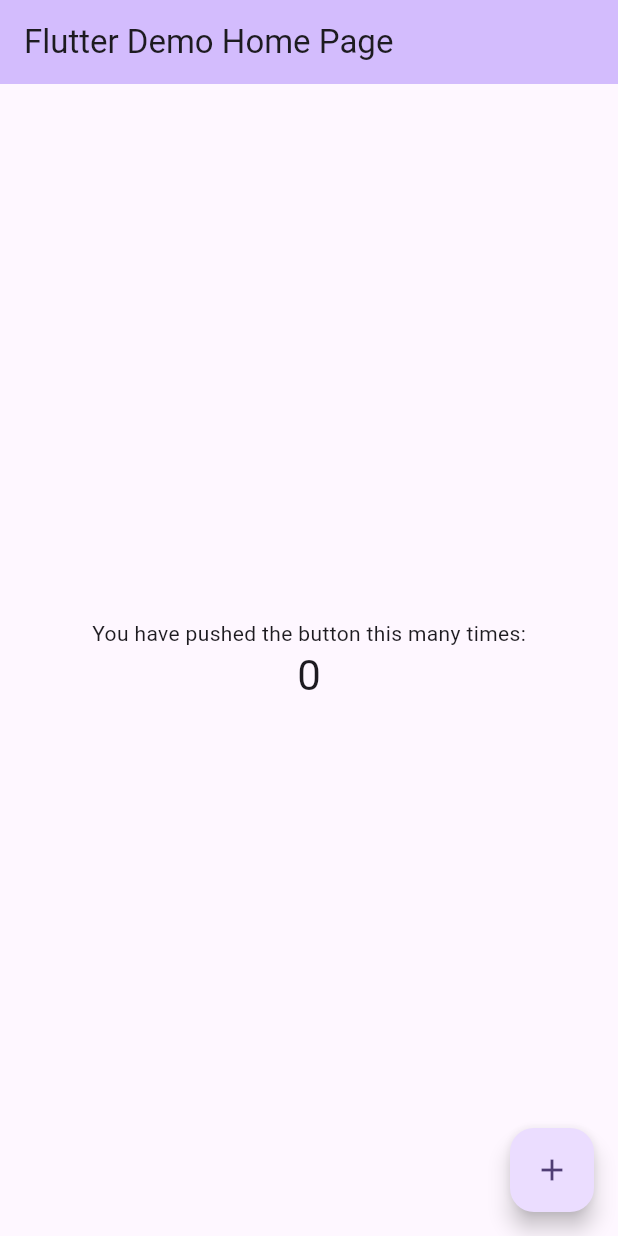
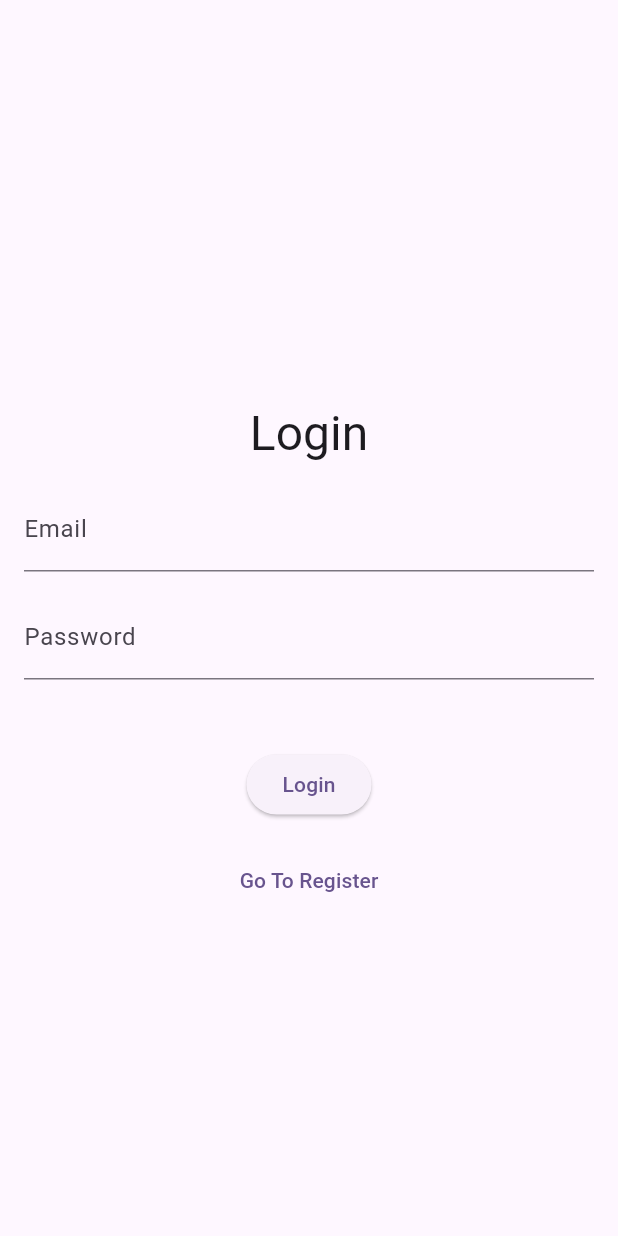
Before and after one commit to jackbaihaochen/my_expense_tracker_flutter, a Flutter app: the screen it shows after launch, on a phone screen of 412 x 824 dp. Run offline on Flutter 3.47's test engine with Material 3 defaults, Android fonts, the phone set to English and light mode, and no system bars; our stand-ins replace cloud_firestore, firebase_auth, firebase_core; accounts and stored records are empty.

Commit message:
basic added

```diff
--- a/my_expense_tracker/lib/main.dart
+++ b/my_expense_tracker/lib/main.dart
@@ -1,6 +1,16 @@
 import 'package:flutter/material.dart';
+import 'package:my_expense_tracker/screens/login_screen.dart';
+import 'package:firebase_core/firebase_core.dart';
+import 'package:my_expense_tracker/screens/main_screen.dart';
+import 'package:my_expense_tracker/screens/splash_screen.dart';
+import 'firebase_options.dart';
+import 'package:firebase_auth/firebase_auth.dart';
 
-void main() {
+void main() async {
+  WidgetsFlutterBinding.ensureInitialized();
+  await Firebase.initializeApp(
+    options: DefaultFirebaseOptions.currentPlatform,
+  );
   runApp(const MyApp());
 }
 
@@ -11,115 +21,21 @@ class MyApp extends StatelessWidget {
   @override
   Widget build(BuildContext context) {
     return MaterialApp(
-      title: 'Flutter Demo',
       theme: ThemeData(
-        // This is the theme of your application.
-        //
-        // TRY THIS: Try running your application with "flutter run". You'll see
-        // the application has a blue toolbar. Then, without quitting the app,
-        // try changing the seedColor in the colorScheme below to Colors.green
-        // and then invoke "hot reload" (save your changes or press the "hot
-        // reload" button in a Flutter-supported IDE, or press "r" if you used
-        // the command line to start the app).
-        //
-        // Notice that the counter didn't reset back to zero; the application
-        // state is not lost during the reload. To reset the state, use hot
-        // restart instead.
-        //
-        // This works for code too, not just values: Most code changes can be
-        // tested with just a hot reload.
         colorScheme: ColorScheme.fromSeed(seedColor: Colors.deepPurple),
         useMaterial3: true,
       ),
-      home: const MyHomePage(title: 'Flutter Demo Home Page'),
+      home: StreamBuilder(
+          stream: FirebaseAuth.instance.authStateChanges(),
+          builder: (ctx, snapshot) {
+            if (snapshot.connectionState == ConnectionState.waiting) {
+              return const SplashScreen();
+            }
+            if (snapshot.hasData) {
+              return const MainScreen();
+            }
+            return const LoginScreen();
+          }),
     );
   }
 }
-
-class MyHomePage extends StatefulWidget {
-  const MyHomePage({super.key, required this.title});
-
-  // This widget is the home page of your application. It is stateful, meaning
-  // that it has a State object (defined below) that contains fields that affect
-  // how it looks.
-
-  // This class is the configuration for the state. It holds the values (in this
-  // case the title) provided by the parent (in this case the App widget) and
-  // used by the build method of the State. Fields in a Widget subclass are
-  // always marked "final".
-
-  final String title;
-
-  @override
-  State<MyHomePage> createState() => _MyHomePageState();
-}
-
-class _MyHomePageState extends State<MyHomePage> {
-  int _counter = 0;
-
-  void _incrementCounter() {
-    setState(() {
-      // This call to setState tells the Flutter framework that something has
-      // changed in this State, which causes it to rerun the build method below
-      // so that the display can reflect the updated values. If we changed
-      // _counter without calling setState(), then the build method would not be
-      // called again, and so nothing would appear to happen.
-      _counter++;
-    });
-  }
-
-  @override
-  Widget build(BuildContext context) {
-    // This method is rerun every time setState is called, for instance as done
-    // by the _incrementCounter method above.
-    //
-    // The Flutter framework has been optimized to make rerunning build methods
-    // fast, so that you can just rebuild anything that needs updating rather
-    // than having to individually change instances of widgets.
-    return Scaffold(
-      appBar: AppBar(
-        // TRY THIS: Try changing the color here to a specific color (to
-        // Colors.amber, perhaps?) and trigger a hot reload to see the AppBar
-        // change color while the other colors stay the same.
-        backgroundColor: Theme.of(context).colorScheme.inversePrimary,
-        // Here we take the value from the MyHomePage object that was created by
-        // the App.build method, and use it to set our appbar title.
-        title: Text(widget.title),
-      ),
-      body: Center(
-        // Center is a layout widget. It takes a single child and positions it
-        // in the middle of the parent.
-        child: Column(
-          // Column is also a layout widget. It takes a list of children and
-          // arranges them vertically. By default, it sizes itself to fit its
-          // children horizontally, and tries to be as tall as its parent.
-          //
-          // Column has various properties to control how it sizes itself and
-          // how it positions its children. Here we use mainAxisAlignment to
-          // center the children vertically; the main axis here is the vertical
-          // axis because Columns are vertical (the cross axis would be
-          // horizontal).
-          //
-          // TRY THIS: Invoke "debug painting" (choose the "Toggle Debug Paint"
-          // action in the IDE, or press "p" in the console), to see the
-          // wireframe for each widget.
-          mainAxisAlignment: MainAxisAlignment.center,
-          children: <Widget>[
-            const Text(
-              'You have pushed the button this many times:',
-            ),
-            Text(
-              '$_counter',
-              style: Theme.of(context).textTheme.headlineMedium,
-            ),
-          ],
-        ),
-      ),
-      floatingActionButton: FloatingActionButton(
-        onPressed: _incrementCounter,
-        tooltip: 'Increment',
-        child: const Icon(Icons.add),
-      ), // This trailing comma makes auto-formatting nicer for build methods.
-    );
-  }
-}
--- /dev/null
+++ b/my_expense_tracker/lib/screens/login_screen.dart
@@ -0,0 +1,141 @@
+import 'package:flutter/material.dart';
+import 'package:firebase_auth/firebase_auth.dart';
+
+class LoginScreen extends StatefulWidget {
+  const LoginScreen({Key? key}) : super(key: key);
+
+  @override
+  State<LoginScreen> createState() => _LoginScreenState();
+}
+
+class _LoginScreenState extends State<LoginScreen> {
+  final _formKey = GlobalKey<FormState>();
+  final auth = FirebaseAuth.instance;
+  bool _isLogin = true;
+  String _email = '';
+  String _password = '';
+
+  void onLogin() async {
+    if (_formKey.currentState!.validate()) {
+      try {
+        await auth.signInWithEmailAndPassword(
+          email: _email,
+          password: _password,
+        );
+      } on FirebaseAuthException catch (e) {
+        if (!context.mounted) {
+          return;
+        }
+        ScaffoldMessenger.of(context).clearSnackBars();
+        ScaffoldMessenger.of(context).showSnackBar(
+          SnackBar(
+            content: Text(e.message ?? 'Authentication Failed'),
+          ),
+        );
+      }
+    }
+  }
+
+  void onRegister() async {
+    if (_formKey.currentState!.validate()) {
+      try {
+        await auth.createUserWithEmailAndPassword(
+          email: _email,
+          password: _password,
+        );
+        if (!context.mounted) {
+          return;
+        }
+        ScaffoldMessenger.of(context).clearSnackBars();
+        ScaffoldMessenger.of(context).showSnackBar(
+          const SnackBar(
+            content: Text('User Created Successfully'),
+          ),
+        );
+      } on FirebaseAuthException catch (e) {
+        if (!context.mounted) {
+          return;
+        }
+        ScaffoldMessenger.of(context).clearSnackBars();
+        ScaffoldMessenger.of(context).showSnackBar(
+          SnackBar(
+            content: Text(e.message ?? 'Create User Failed'),
+          ),
+        );
+      }
+    }
+  }
+
+  @override
+  Widget build(BuildContext context) {
+    return Scaffold(
+      appBar: AppBar(),
+      body: Container(
+        padding: const EdgeInsets.all(16.0),
+        child: Form(
+          key: _formKey,
+          child: Column(
+            mainAxisAlignment: MainAxisAlignment.center,
+            children: [
+              Text(
+                _isLogin ? 'Login' : 'Register',
+                style: Theme.of(context).textTheme.headlineLarge,
+              ),
+              const SizedBox(height: 16.0),
+              TextFormField(
+                decoration: const InputDecoration(
+                  labelText: 'Email',
+                ),
+                keyboardType: TextInputType.emailAddress,
+                onChanged: (value) => _email = value,
+                validator: (value) {
+                  if (value == null ||
+                      value.trim().isEmpty ||
+                      !value.contains('@')) {
+                    return 'Please enter email correctly.';
+                  }
+                  return null;
+                },
+              ),
+              const SizedBox(height: 16.0),
+              TextFormField(
+                obscureText: true,
+                decoration: const InputDecoration(
+                  labelText: 'Password',
+                ),
+                onChanged: (value) => _password = value,
+                validator: (value) {
+                  if (value == null || value.trim().isEmpty) {
+                    return 'Please enter password correctly.';
+                  }
+                  return null;
+                },
+              ),
+              const SizedBox(height: 46.0),
+              _isLogin
+                  ? ElevatedButton(
+                      onPressed: onLogin,
+                      child: const Text('Login'),
+                    )
+                  : ElevatedButton(
+                      onPressed: onRegister,
+                      child: const Text('Register'),
+                    ),
+              const SizedBox(height: 16.0),
+              TextButton(
+                onPressed: () {
+                  setState(() {
+                    _isLogin = !_isLogin;
+                  });
+                },
+                child: _isLogin
+                    ? const Text('Go To Register')
+                    : const Text('Go To Login'),
+              ),
+            ],
+          ),
+        ),
+      ),
+    );
+  }
+}
--- a/my_expense_tracker/pubspec.yaml
+++ b/my_expense_tracker/pubspec.yaml
@@ -35,6 +35,10 @@ dependencies:
   # The following adds the Cupertino Icons font to your application.
   # Use with the CupertinoIcons class for iOS style icons.
   cupertino_icons: ^1.0.2
+  firebase_core: ^2.24.2
+  firebase_auth: ^4.16.0
+  intl: ^0.19.0
+  cloud_firestore: ^4.14.0
 
 dev_dependencies:
   flutter_test:
```
Also changed, not shown: my_expense_tracker/lib/models/expense_model.dart (added, +13 -0 lines), my_expense_tracker/lib/screens/add_screen.dart (added, +117 -0 lines), my_expense_tracker/lib/screens/main_screen.dart (added, +68 -0 lines), my_expense_tracker/lib/screens/splash_screen.dart (added, +17 -0 lines), my_expense_tracker/lib/widgets/main_date_tab.dart (added, +39 -0 lines), my_expense_tracker/lib/widgets/main_drawer.dart (added, +38 -0 lines), my_expense_tracker/lib/widgets/main_expense_list.dart (added, +117 -0 lines), my_expense_tracker/lib/firebase_options.dart (added), my_expense_tracker/pubspec.lock, 18 other files.
